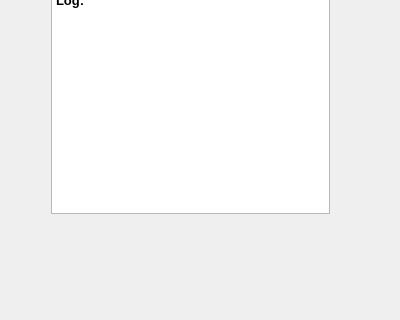
Qt form mainwindow.ui (eccard/Pudir) before a commit; both pictures show x 0 to 400 and y 250 to 570 of the 400 by 570 pixel window.
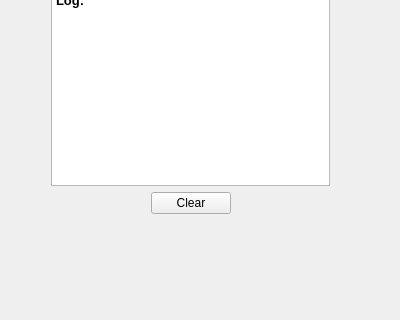
The same form after that commit.

```diff
--- a/mainwindow.ui
+++ b/mainwindow.ui
@@ -134,6 +134,43 @@
        </property>
       </widget>
      </item>
+     <item>
+      <layout class="QGridLayout" name="gridLayout_2">
+       <item row="0" column="0">
+        <spacer name="horizontalSpacer">
+         <property name="orientation">
+          <enum>Qt::Horizontal</enum>
+         </property>
+         <property name="sizeHint" stdset="0">
+          <size>
+           <width>40</width>
+           <height>20</height>
+          </size>
+         </property>
+        </spacer>
+       </item>
+       <item row="0" column="1">
+        <widget class="QPushButton" name="pushButton">
+         <property name="text">
+          <string>Clear</string>
+         </property>
+        </widget>
+       </item>
+       <item row="0" column="2">
+        <spacer name="horizontalSpacer_2">
+         <property name="orientation">
+          <enum>Qt::Horizontal</enum>
+         </property>
+         <property name="sizeHint" stdset="0">
+          <size>
+           <width>40</width>
+           <height>20</height>
+          </size>
+         </property>
+        </spacer>
+       </item>
+      </layout>
+     </item>
     </layout>
    </widget>
   </widget>
```
